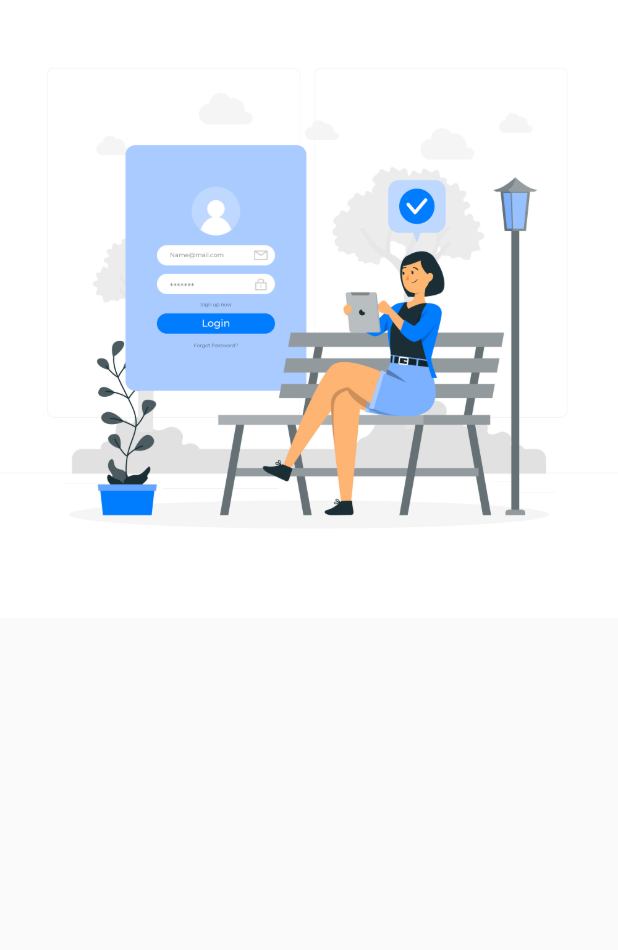
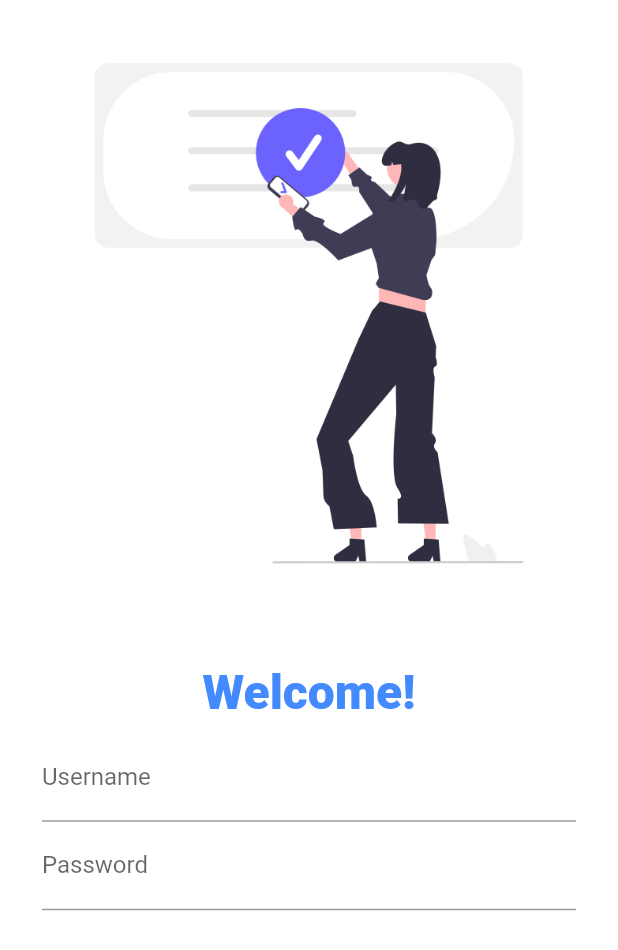
Before and after one commit to Muhammad-Usmaan/FlutterApp, a Flutter app: the screen it shows after launch, on a phone screen of 412 x 824 dp. Shown: the top 950 px of the screen. Run offline on Flutter 3.47's test engine with Material 2 defaults, Android fonts, the phone set to English and light mode, and no system bars; our stand-ins replace google_fonts; Roboto replaces fonts that are missing (Lateef).

Commit message:
Day4 completed

```diff
--- a/lib/Pages/Login_page.dart
+++ b/lib/Pages/Login_page.dart
@@ -6,8 +6,39 @@ class LoginPage extends StatelessWidget {
   @override
   Widget build(BuildContext context) {
     return Material(
-        child: Column(
-      children: [Image.asset("assets/Images/login_page.jpg")],
-    ));
+      color: Colors.white,
+      child: Column(
+        children: [
+          Image.asset(
+            "assets/Images/login_image.png",
+          ),
+          SizedBox(
+            height: 25,
+          ),
+          Text(
+            "Welcome!",
+            style: TextStyle(
+                fontSize: 32,
+                fontWeight: FontWeight.w900,
+                color: Colors.blueAccent),
+          ),
+          Padding(
+            padding: const EdgeInsets.symmetric(vertical: 8, horizontal: 28),
+            child: Column(
+              children: [
+                TextFormField(
+                  decoration: InputDecoration(
+                      hintText: "Enter Username", labelText: "Username"),
+                ),
+                TextFormField(
+                  obscureText: true,
+                  decoration: InputDecoration(labelText: "Password"),
+                )
+              ],
+            ),
+          )
+        ],
+      ),
+    );
   }
 }
--- a/lib/main.dart
+++ b/lib/main.dart
@@ -1,6 +1,6 @@
 import 'package:flutter/material.dart';
 import 'package:my_app/Pages/Login_page.dart';
-
+import 'package:google_fonts/google_fonts.dart';
 import 'Pages/home_page.dart';
 
 void main() {
@@ -14,11 +14,13 @@ class MyApp extends StatelessWidget {
   Widget build(BuildContext context) {
     return MaterialApp(
       themeMode: ThemeMode.light,
-      theme: ThemeData(primarySwatch: Colors.amber),
+      theme: ThemeData(
+          primarySwatch: Colors.blue,
+          fontFamily: GoogleFonts.lateef().fontFamily),
       darkTheme: ThemeData(brightness: Brightness.dark),
       routes: {
         "/": (context) => LoginPage(),
-        "/home": ((context) => HomePage()),
+        "/home": (context) => HomePage(),
         "/login": (context) => LoginPage()
       },
     );
--- a/pubspec.yaml
+++ b/pubspec.yaml
@@ -34,6 +34,8 @@ dependencies:
   # The following adds the Cupertino Icons font to your application.
   # Use with the CupertinoIcons class for iOS style icons.
   cupertino_icons: ^1.0.2
+  google_fonts: ^3.0.1
+
 
 dev_dependencies:
   flutter_test:
@@ -59,7 +61,7 @@ flutter:
 
   # To add assets to your application, add an assets section, like this:
   assets:
-    - assets/Images
+    - assets/Images/
   #   - images/a_dot_ham.jpeg
 
   # An image asset can refer to one or more resolution-specific "variants", see
```
Also changed, not shown: assets/Images/login_image.png (added), assets/Images/login_page.jpg (deleted), pubspec.lock, 1 other file.
